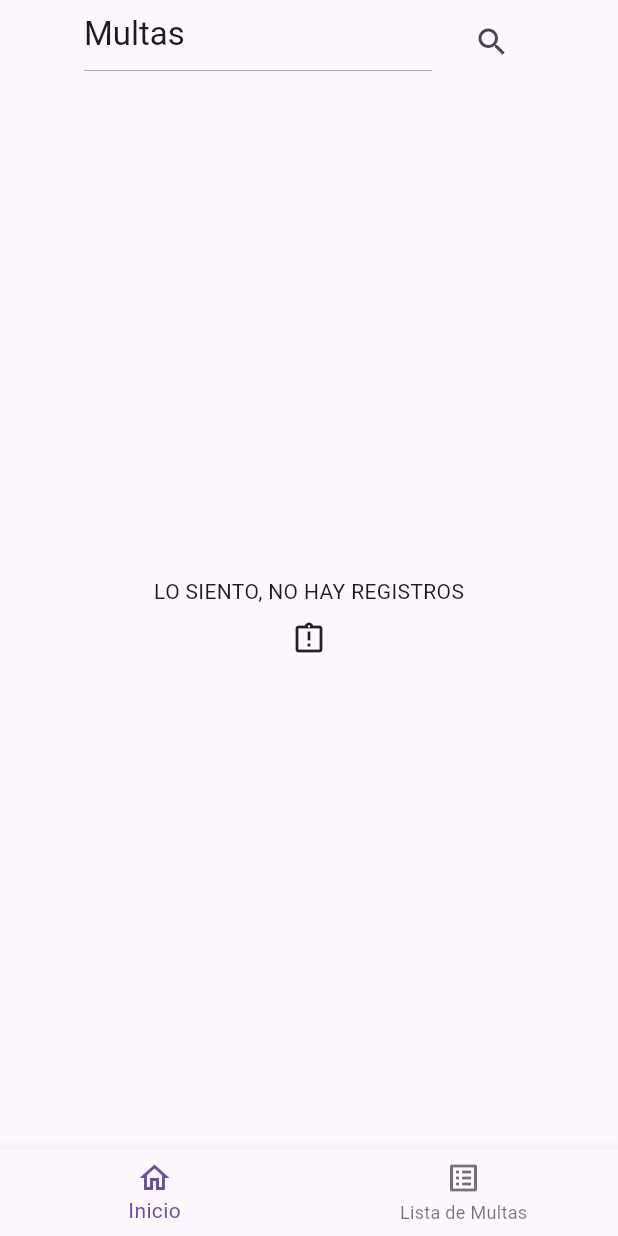
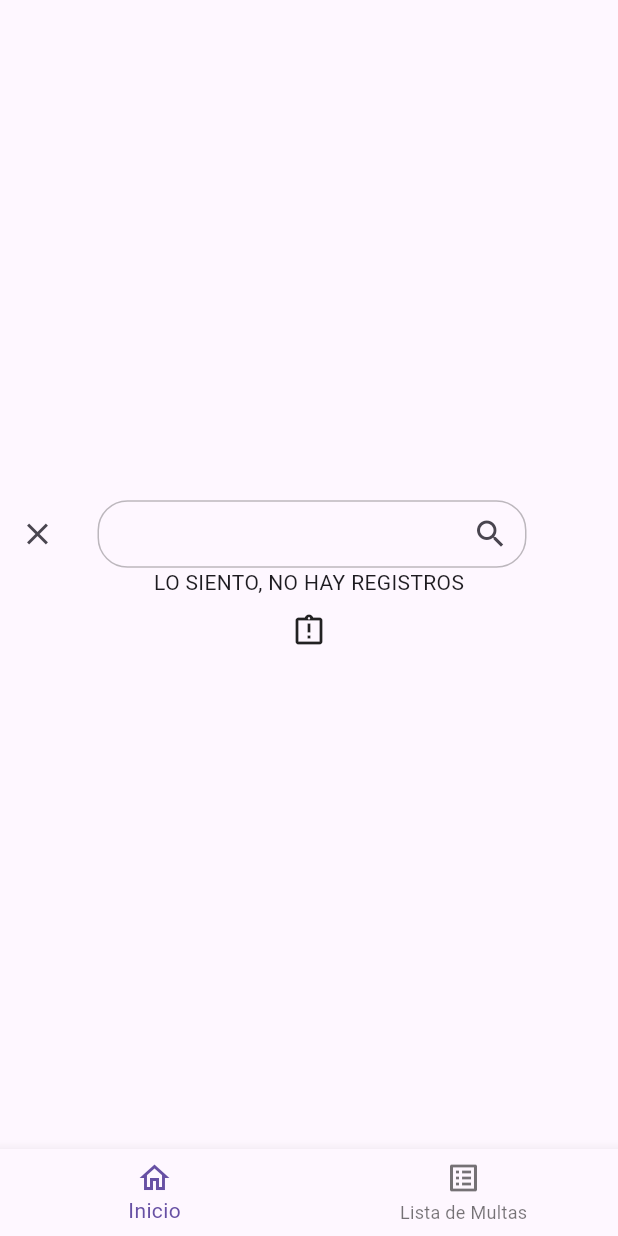
Before and after one commit to josejesus3/multas, a Flutter app: the ListViewMultas screen opened by its route, on a phone screen of 412 x 824 dp. Run offline on Flutter 3.47's test engine with Material 3 defaults, Android fonts, the phone set to English and light mode, and no system bars; our stand-ins replace flutter_riverpod, go_router; missing offline and left inert: mysql1; statements that could not run were skipped.

Commit message:
getAppBarSearching

```diff
--- a/lib/presentaccion/Screen/listview_multas.dart
+++ b/lib/presentaccion/Screen/listview_multas.dart
@@ -39,11 +39,41 @@ class ListViewMultasState extends ConsumerState<ListViewMultas> {
     TextEditingController searchController = TextEditingController();
 
     return Scaffold(
-      appBar: !searching
-          ? getAppBarNotSearching(sized.width * 0.9, () {
-              ref.read(isSearching.notifier).state = true;
-            })
-          : getAppBarSearching(searchController, () {
+      bottomNavigationBar: CustomBottonNavigation(
+        index: index,
+        ref: ref,
+      ),
+      body: multas.isEmpty
+          ? Center(
+              child: Column(
+                mainAxisAlignment: MainAxisAlignment.center,
+                children: [
+                  getAppBarSearching(searchController, () {
+                    setState(() {
+                      searchMultas(
+                          searchController.text, searchController.text);
+                    });
+                  }, () {
+                    ref.read(isSearching.notifier).state = false;
+                    setState(() {
+                      getMultas();
+                    });
+                  }),
+                  const Text('LO SIENTO, NO HAY REGISTROS'),
+                  const SizedBox(
+                    height: 10,
+                  ),
+                  const Icon(Icons.assignment_late_outlined)
+                ],
+              ),
+            )
+          : Column(
+              crossAxisAlignment: CrossAxisAlignment.end,
+              children: [
+                const SizedBox(
+                  height: 30,
+                ),
+                getAppBarSearching(searchController, () {
                   setState(() {
                     searchMultas(searchController.text, searchController.text);
                   });
@@ -53,25 +83,9 @@ class ListViewMultasState extends ConsumerState<ListViewMultas> {
                     getMultas();
                   });
                 }),
-      bottomNavigationBar: CustomBottonNavigation(
-        index: index,
-        ref: ref,
-      ),
-      body: multas.isEmpty
-          ? const Center(
-              child: Column(
-                mainAxisAlignment: MainAxisAlignment.center,
-                children: [
-                  Text('LO SIENTO, NO HAY REGISTROS'),
-                  SizedBox(
-                    height: 10,
-                  ),
-                  Icon(Icons.assignment_late_outlined)
-                ],
-              ),
-            )
-          : Padding(
-              padding: const EdgeInsets.symmetric(vertical: 50, horizontal: 60),
+                Padding(
+                  padding:
+                      const EdgeInsets.symmetric(vertical: 20, horizontal: 60),
                   child: SizedBox(
                     width: sized.width * 0.9,
                     child: DataTable(
@@ -146,6 +160,8 @@ class ListViewMultasState extends ConsumerState<ListViewMultas> {
                     ),
                   ),
                 ),
+              ],
+            ),
     );
   }
 
--- a/lib/presentaccion/Widget/app_bar_buscador.dart
+++ b/lib/presentaccion/Widget/app_bar_buscador.dart
@@ -1,75 +1,36 @@
 import 'package:flutter/material.dart';
 import 'package:flutter_riverpod/flutter_riverpod.dart';
-import 'package:multas/presentaccion/provider/read_provider.dart';
 
-AppBar getAppBarNotSearching(double sized, GestureTapCallback? onTap) {
-  return AppBar(
-    title: InkWell(
-      focusColor: Colors.transparent,
-      hoverColor: Colors.transparent,
-      onTap: onTap,
-      child: Padding(
-        padding: const EdgeInsets.only(left: 40),
-        child: Container(
-            width: sized,
-            decoration: const BoxDecoration(
-                border: BorderDirectional(bottom: BorderSide(width: 0.2))),
-            padding: const EdgeInsets.only(
-              bottom: 10,
-            ),
-            child: const Text('Multas')),
-      ),
-    ),
-    actions: [
-      Consumer(
-        builder: (BuildContext context, WidgetRef ref, Widget? child) {
-          return IconButton(
-              icon: const Icon(Icons.search),
-              onPressed: () {
-                ref.read(isSearching.notifier).state = true;
-              });
-        },
-      ),
-      const SizedBox(
-        width: 60,
-      )
-    ],
-  );
-}
-
-AppBar getAppBarSearching(TextEditingController searchController,
+Widget getAppBarSearching(TextEditingController searchController,
     VoidCallback onEditingComplete, VoidCallback? onPressed) {
-  return AppBar(
-    automaticallyImplyLeading: false,
-    leading: Consumer(
-      builder: (BuildContext context, WidgetRef ref, Widget? child) {
-        return IconButton(icon: const Icon(Icons.clear), onPressed: onPressed);
-      },
-    ),
-    title: Padding(
-      padding: const EdgeInsets.only(
-        bottom: 10,
-      ),
+  final outlineBorder = OutlineInputBorder(
+      borderRadius: BorderRadius.circular(20),
+      borderSide: const BorderSide(color: Colors.black26));
+  return Padding(
+    padding: const EdgeInsets.only(right: 60),
+    child: SizedBox(
+      width: 350,
+      height: 45,
       child: TextField(
         controller: searchController,
         onEditingComplete: onEditingComplete,
         style: const TextStyle(color: Colors.black),
         cursorColor: Colors.black,
         autofocus: true,
-        decoration: const InputDecoration(
+        decoration: InputDecoration(
+          icon: Consumer(
+            builder: (BuildContext context, WidgetRef ref, Widget? child) {
+              return IconButton(
+                  icon: const Icon(Icons.clear), onPressed: onPressed);
+            },
+          ),
           focusColor: Colors.black12,
-          focusedBorder: UnderlineInputBorder(
-              borderSide: BorderSide(color: Colors.black26)),
-          enabledBorder: UnderlineInputBorder(
-              borderSide: BorderSide(color: Colors.black12)),
+          focusedBorder: outlineBorder,
+          enabledBorder: outlineBorder,
+          suffixIcon: IconButton(
+              icon: const Icon(Icons.search), onPressed: onEditingComplete),
         ),
       ),
     ),
-    actions: [
-      IconButton(icon: const Icon(Icons.search), onPressed: () {}),
-      const SizedBox(
-        width: 40,
-      )
-    ],
   );
 }
```
Lines whose indentation alone changed are shown as unchanged.
